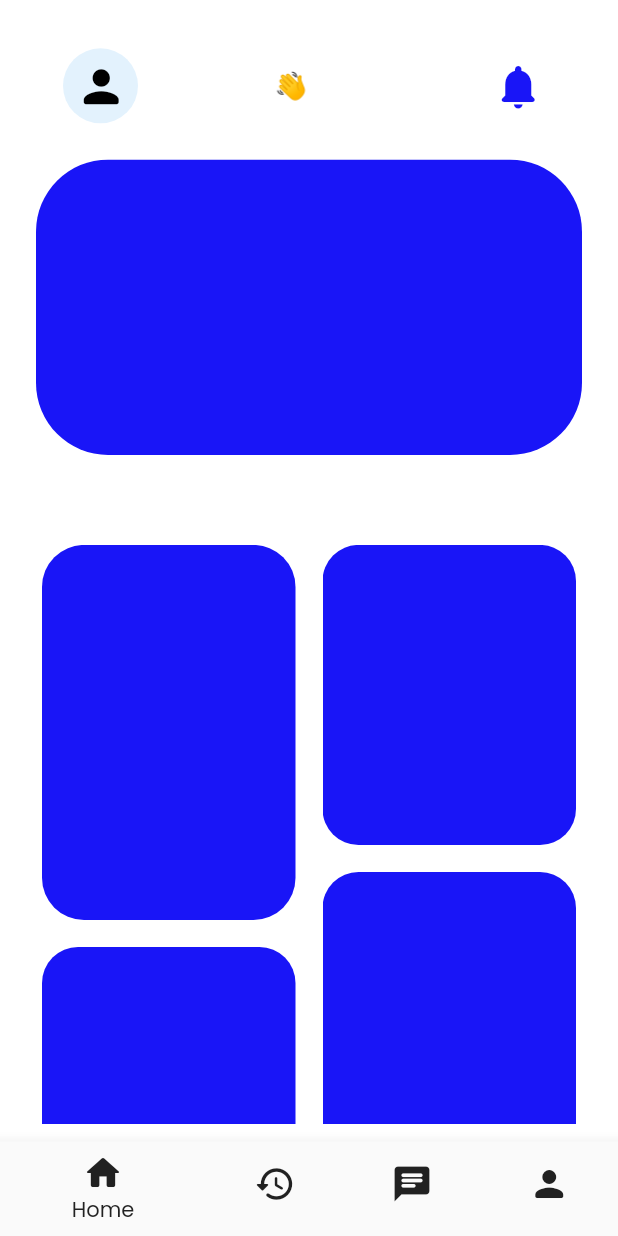
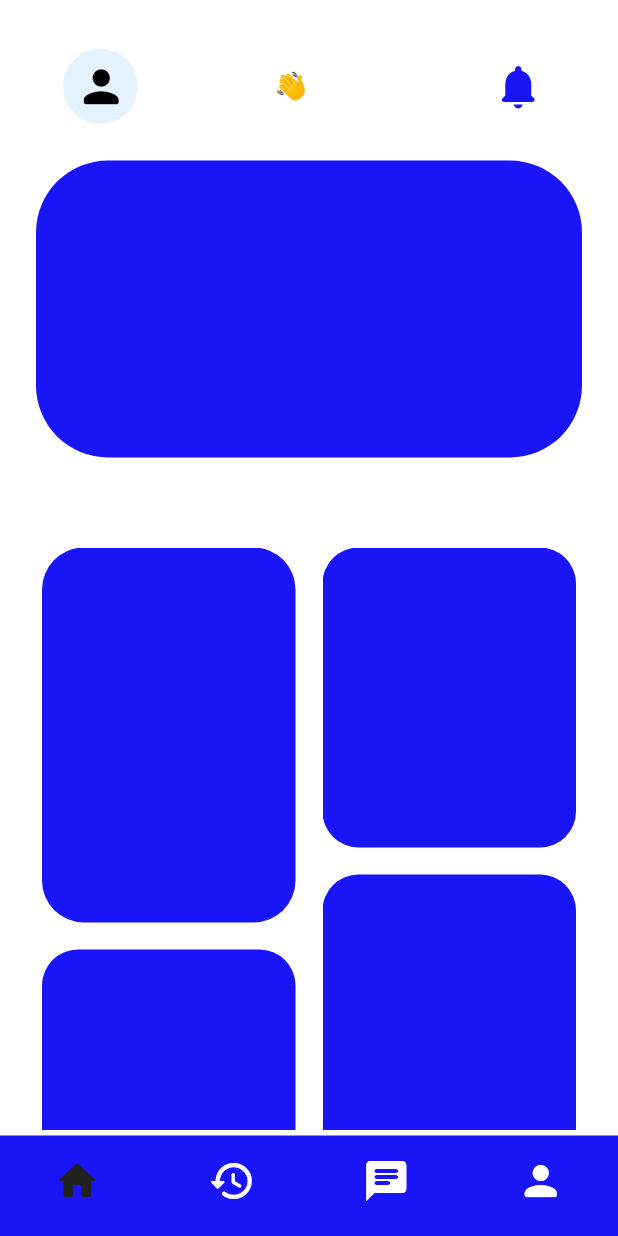
Before and after one commit to lugata/mosiga_user, a Flutter app: the MainScreen screen opened directly, on a phone screen of 412 x 824 dp. Run offline on Flutter 3.47's test engine with Material 2 defaults, Android fonts, the light colour scheme and no system bars; our stand-ins replace email_validator, firebase_auth, firebase_core, firebase_database, flutter_svg, fluttertoast; accounts and stored records are empty.

Commit message:
navbarbottom custom

```diff
--- a/lib/screens/main_page.dart
+++ b/lib/screens/main_page.dart
@@ -30,7 +30,7 @@ class _MainScreenState extends State<MainScreen> {
           child: Stack(
             children: [
               Padding(
-                padding: EdgeInsets.fromLTRB(24, 8, 24, 8),
+                padding: EdgeInsets.fromLTRB(24, 8, 24, 0),
                 child: Column(
                   mainAxisSize: MainAxisSize.max,
                   children: [
@@ -291,7 +291,6 @@ class _MainScreenState extends State<MainScreen> {
           ),
         ),
         bottomNavigationBar: BottomNavigationBar(
-          iconSize: 28,
           items: const <BottomNavigationBarItem>[
             BottomNavigationBarItem(
               icon: Icon(Icons.home_rounded),
@@ -310,9 +309,15 @@ class _MainScreenState extends State<MainScreen> {
               label: 'Profile',
             ),
           ],
+          type: BottomNavigationBarType.fixed,
+          iconSize: 32,
+          backgroundColor: darkTheme ? Colors.amber.shade400 : primary,
+          showSelectedLabels: false,
+          showUnselectedLabels: false,
+          elevation: 0,
           currentIndex: _selectedIndex,
           selectedItemColor: darkTheme ? Colors.white : Colors.grey.shade900,
-          unselectedItemColor: darkTheme ? Colors.white : Colors.grey.shade900,
+          unselectedItemColor: darkTheme ? Colors.grey.shade900 : Colors.white,
           onTap: _onItemTapped,
         ),
       ),
```
